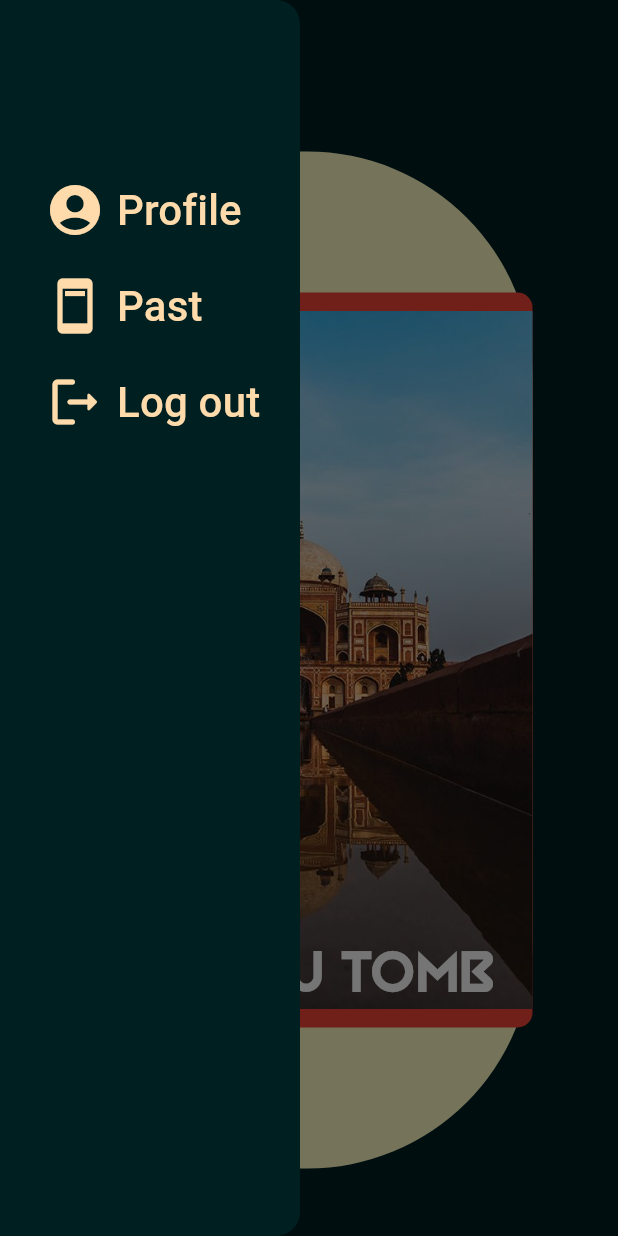
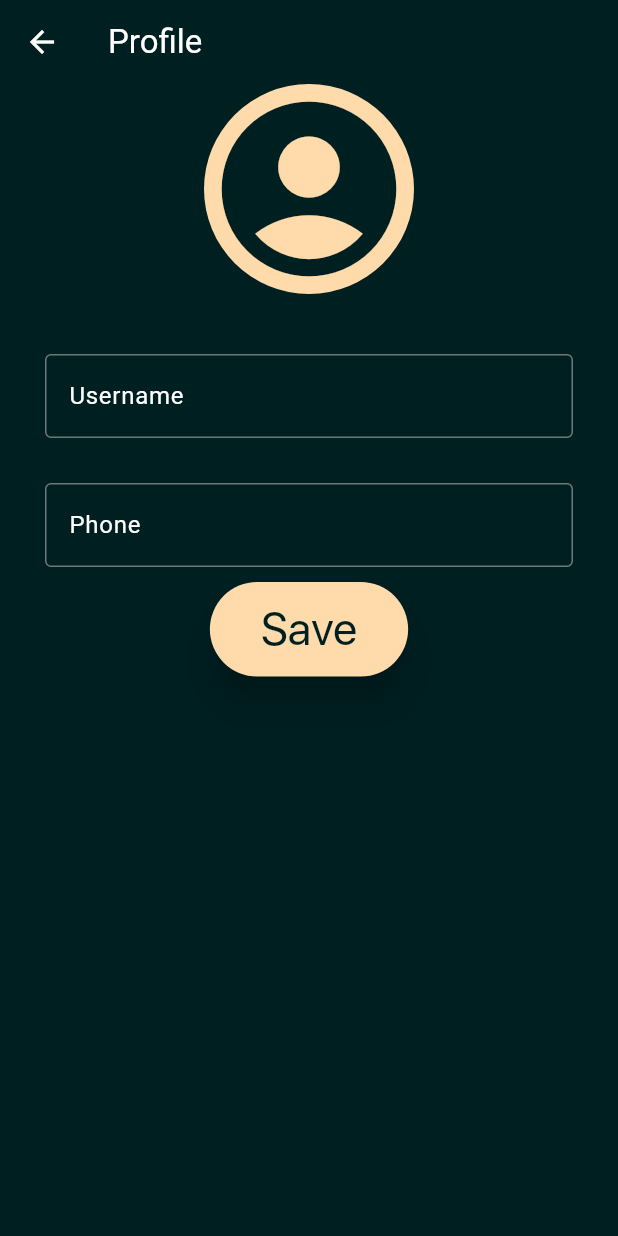
Before and after one commit to mahatidesai/Flutter-Travel-App, a Flutter app: the delhi_states screen opened directly, in the side drawer, after a tap on "Profile", on a phone screen of 412 x 824 dp. Run offline on Flutter 3.47's test engine with Material 3 defaults, Android fonts, the phone set to English and light mode, and no system bars; our stand-ins replace firebase_auth, firebase_core, get, image_picker; accounts and stored records are empty.

```diff
--- a/lib/authetication/splash_screen.dart
+++ b/lib/authetication/splash_screen.dart
@@ -21,11 +21,6 @@ class _splash_screenState extends State<splash_screen> {
   void initState() {
 
     super.initState();
-
-      // Navigator.pushReplacement(context,
-      //     MaterialPageRoute(builder: (context) =>after_splash()));
-      // push replacement is used to remove the splash from the stack and keep the home page only in the stack const MyHomePage(title: "Travel App"))
-
           Timer(const Duration(seconds: 4), () {
             if(FirebaseAuth.instance.currentUser==null)
           {
--- a/lib/country/delhi_states.dart
+++ b/lib/country/delhi_info/delhi_states.dart
@@ -8,12 +8,12 @@ import 'package:travel_app/custom_widgets/states.dart';
 
 
 class delhi_states extends StatelessWidget {
-  var places = ["humayu tomb", "Red Fort", "Qutub Minar", "Taj Mahal"];
+  var places = ["Taj Mahal","Humayu Tomb", "Red Fort", "Qutub Minar"];
   var url = [
+    "assests/country/india/delhi/taj mahal.jpg",
     "assests/country/india/delhi/humayu.jpg",
     "assests/country/india/delhi/redfort.jpg",
     "assests/country/india/delhi/qutubminar.jpg",
-    "assests/country/india/delhi/taj mahal.jpg"
   ];
 
   @override
@@ -25,6 +25,7 @@ class delhi_states extends StatelessWidget {
               color: Colors.white,
               fontFamily: 'lemon_milk',
             )),
+        foregroundColor: Colors.white,
         backgroundColor: Color.fromRGBO(0, 31, 33, 20),
       ),
       drawer: drawable(),
--- a/lib/country/india.dart
+++ b/lib/country/india.dart
@@ -1,6 +1,6 @@
 import 'package:flutter/cupertino.dart';
 import 'package:flutter/material.dart';
-import 'package:travel_app/country/delhi.dart';
+import 'package:travel_app/country/delhi_info/delhi.dart';
 import 'package:travel_app/custom_widgets/cards.dart';
 import '../custom_widgets/drawable.dart';
 import '../country/country_state.dart';
@@ -45,7 +45,9 @@ class india extends StatelessWidget
       style:TextStyle(
         color: Colors.white,
         fontFamily: 'lemon_milk',
-      )),backgroundColor: Color.fromRGBO(0, 31, 33, 20),),
+      )),
+        foregroundColor: Colors.white,
+        backgroundColor: Color.fromRGBO(0, 31, 33, 20),),
       drawer:  drawable(),
       body: Container(
         width: double.infinity,
--- a/lib/custom_widgets/btn_style.dart
+++ b/lib/custom_widgets/btn_style.dart
@@ -22,7 +22,7 @@ class btn_style extends StatelessWidget {
            },
 
         style: ButtonStyle(
-        backgroundColor: MaterialStateProperty.all(Color.fromRGBO(255,219,172, 20)),
+        backgroundColor: MaterialStateProperty.all(Color.fromRGBO(255,219,172, 1)),
         shadowColor: MaterialStateProperty.all(Colors.black),
         elevation: MaterialStateProperty.all(10),
       ),
@@ -39,16 +39,3 @@ class btn_style extends StatelessWidget {
 
   }
 }
-// ElevatedButton(onPressed:(){
-//   Navigator.push(context, MaterialPageRoute(builder: (context) =>signin_login("Login")));
-// } ,
-//   child: Text("Login",
-//     style: TextStyle(
-//       color: Colors.white,
-//       fontSize: 30,
-//     ),),
-//   style: ButtonStyle(
-//     backgroundColor: MaterialStateProperty.all(Colors.orangeAccent),
-//     shadowColor: MaterialStateProperty.all(Colors.black),
-//     elevation: MaterialStateProperty.all(10),
-//   ),),
--- a/lib/custom_widgets/cards.dart
+++ b/lib/custom_widgets/cards.dart
@@ -23,7 +23,7 @@ class cards extends StatelessWidget
        padding: const EdgeInsets.only(left: 2, right:2, bottom: 3, top:3),
        child: Card(
          elevation: 30,
-              color: Color.fromRGBO(255,219,172, 3),
+              color: Color.fromRGBO(255,219,171,10),
               child:
               InkWell(
                 child:
--- a/lib/custom_widgets/drawable.dart
+++ b/lib/custom_widgets/drawable.dart
@@ -1,6 +1,8 @@
 import 'package:firebase_auth/firebase_auth.dart';
 import 'package:flutter/cupertino.dart';
 import 'package:flutter/material.dart';
+import 'package:travel_app/home/profile.dart';
+
 
 class drawable extends StatelessWidget
 {
@@ -14,7 +16,9 @@ class drawable extends StatelessWidget
        padding: const EdgeInsets.only(top: 120),
     child:Column(
      children: [
-       ElevatedButton(onPressed: (){},
+       ElevatedButton(onPressed: (){
+         Navigator.push(context, MaterialPageRoute(builder: (context)=> profile()));
+       },
          child: Padding(
            padding: const EdgeInsets.only(bottom: 20),
            child: Row(
--- a/lib/custom_widgets/states.dart
+++ b/lib/custom_widgets/states.dart
@@ -1,5 +1,6 @@
 import 'package:flutter/cupertino.dart';
 import 'package:flutter/material.dart';
+import 'package:travel_app/country/delhi_info/humayu.dart';
 
 class states extends StatelessWidget
 {
@@ -19,7 +20,11 @@ class states extends StatelessWidget
         borderRadius: BorderRadius.circular(150)
         ),
         child:
-            Container(
+            InkWell(
+                onTap: (){
+                  Navigator.push(context, MaterialPageRoute(builder: (context)=> humayu(place,url)));
+                },
+              child: Container(
                 alignment: Alignment.bottomCenter,
               height: 490,
               width: 310,
@@ -30,8 +35,7 @@ class states extends StatelessWidget
                   image: AssetImage(url,)
                 )
               ),
-            child:
-              Padding(
+                child: Padding(
                     padding: const EdgeInsets.all(8.0),
                     child: Text(place,
                     style: TextStyle(
@@ -39,6 +43,8 @@ class states extends StatelessWidget
                       fontFamily: 'black_future',
                       fontSize: 40,
                     ),),
+
+                ),
               ),
             )
 
--- a/lib/home/homepage.dart
+++ b/lib/home/homepage.dart
@@ -7,6 +7,7 @@ import 'package:travel_app/custom_widgets/drawable.dart';
 import 'package:travel_app/custom_widgets/cards.dart';
 import 'package:travel_app/custom_widgets/drawable.dart';
 import 'package:travel_app/country/india.dart';
+import 'package:travel_app/home/call_country.dart';
 
 class homepage extends StatefulWidget {
   @override
@@ -65,6 +66,7 @@ class _homepageState extends State<homepage> {
   Widget build(BuildContext context) {
     return Scaffold(
         appBar: AppBar(
+          foregroundColor: Colors.white,
           title: Text("Travel App",style:TextStyle(
             color: Colors.white,
             fontFamily: 'lemon_milk',)),
@@ -88,8 +90,6 @@ class _homepageState extends State<homepage> {
                           ),
                         ),
                       ),
-
-
 
                 Container(
                   color: Colors.transparent,
--- /dev/null
+++ b/lib/home/profile.dart
@@ -0,0 +1,130 @@
+import 'dart:developer';
+import 'dart:io';
+
+import 'package:flutter/cupertino.dart';
+import 'package:flutter/material.dart';
+import 'package:image_picker/image_picker.dart';
+import 'package:travel_app/custom_widgets/btn_style.dart';
+
+class profile extends StatefulWidget
+{
+  @override
+  State<profile> createState() => _profileState();
+}
+
+class _profileState extends State<profile> {
+
+  File? pickedImage;
+  //showing an alert box
+  showAlertBox(){
+    return showDialog(context: context, builder: (BuildContext context){
+      return AlertDialog(
+              title: Text("Pick Image From"),
+              insetPadding: EdgeInsets.symmetric(horizontal: 40),
+              content: Column(
+                mainAxisSize: MainAxisSize.min,
+                children: [
+                  ListTile(
+                    onTap:(){
+                      pickImage(ImageSource.camera);
+                      Navigator.pop(context);
+                    },
+                    leading: Icon(Icons.camera),
+                    title: Text("Camera"),
+                  ),
+                  ListTile(
+                    onTap: (){
+                      pickImage(ImageSource.gallery);
+                      Navigator.pop(context);
+                    },
+                    leading: Icon(Icons.image),
+                    title: Text("Gallery"),
+                  )
+                ],
+              ),
+            );
+        });
+  }
+@override
+Widget build(BuildContext context) {
+  return Scaffold(
+      appBar: AppBar(
+        foregroundColor: Colors.white,
+      title: Text("Profile",
+      style: TextStyle(color: Colors.white),),
+  backgroundColor: Color.fromRGBO(0, 31, 33, 20),
+  ),
+  body:
+      Container(
+        width: double.infinity,
+        height: double.infinity,
+        color: Color.fromRGBO(0, 31, 33,20),
+        child: Column(
+          children: [
+            InkWell(
+              child: pickedImage!=null? CircleAvatar(radius: 70,
+                backgroundImage: FileImage(pickedImage!),
+            ): CircleAvatar(radius: 70,
+        backgroundColor: Color.fromRGBO(255,219,172, 20),
+        child: Icon(Icons.account_circle_sharp,
+        size: 140,
+        color: Color.fromRGBO(0, 31, 33, 20),),
+      ),
+            onTap: (){
+                showAlertBox();
+            },),
+            const Padding(
+              padding: EdgeInsets.only(top:40, bottom:10, right: 30, left: 30),
+              child: TextField(
+                decoration: InputDecoration(
+                  border: OutlineInputBorder(
+                    borderSide: BorderSide(width: 3,style: BorderStyle.solid),
+                  ),
+                  focusedBorder: OutlineInputBorder(
+                      borderSide: BorderSide(color: Color.fromRGBO(255,219,172, 20))
+                  ),
+                    hintText: "Username",
+                  hintStyle: TextStyle(color: Colors.white),
+                ),
+              ),
+            ),
+
+            const Padding(
+              padding: EdgeInsets.only(top:20, bottom:10, right: 30, left: 30),
+              child: TextField(
+                decoration: InputDecoration(
+                  border: OutlineInputBorder(
+                    borderSide: BorderSide(width: 3,style: BorderStyle.solid),
+                  ),
+                  focusedBorder: OutlineInputBorder(
+                    borderSide: BorderSide(color: Color.fromRGBO(255,219,172, 20))
+                  ),
+                  hintText: "Phone",
+                  hintStyle: TextStyle(color: Colors.white),
+                ),
+              ),
+            ),
+            const btn_style(btnName: "Save"),
+            // Image(image: NetworkImage(""))
+          ],
+
+        ),
+
+      ),
+  );
+  }
+  pickImage(ImageSource imageSource) async{
+    try{
+      final photo = await ImagePicker().pickImage(source: imageSource);
+      if(photo==null)return;
+      final tempImage= File(photo.path);
+      setState(() {
+            pickedImage = tempImage;
+      });
+    }
+    catch(ex)
+    {
+      log(ex.toString());
+    }
+  }
+}
--- a/lib/main.dart
+++ b/lib/main.dart
@@ -25,7 +25,7 @@ class MyApp extends StatelessWidget {
       title: 'Flutter Demo',
       debugShowCheckedModeBanner: false,
       theme: ThemeData(
-        colorScheme: ColorScheme.fromSeed(seedColor: Colors.deepOrange.shade900),
+        colorScheme: ColorScheme.fromSeed(seedColor: Color.fromRGBO(0, 31, 33, 20)),
         useMaterial3: true,
       ),
       home: splash_screen(),
--- a/pubspec.yaml
+++ b/pubspec.yaml
@@ -39,6 +39,8 @@ dependencies:
   firebase_core: ^2.25.3
   firebase_auth: ^4.17.4
   get: ^4.6.6
+  image_picker: ^1.0.7
+  firebase_storage: ^11.6.7
 #  fluttertoast: ^8.2.4
   # add this line to your dependencies
 
```
Also changed, not shown: lib/authetication/after_splash.dart (+4 -19 lines), lib/authetication/login.dart (+4 -34 lines), lib/authetication/otp_authetication.dart (+21 -6 lines), lib/country/delhi_info/delhi.dart (renamed from lib/country/delhi.dart, +17 -17 lines), lib/country/delhi_info/humayu.dart (added, +77 -0 lines), lib/custom_widgets/scroll.dart (added, +101 -0 lines), lib/custom_widgets/textfield.dart (added, +32 -0 lines), lib/home/call_country.dart (added, +19 -0 lines), pubspec.lock, 5 other files. Lines whose indentation alone changed are shown as unchanged.
